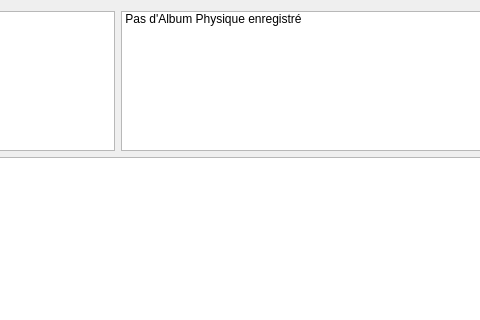
This is ongletphys.ui in toopoormaghell/projet-musique as Qt 5 draws it before an edit; both pictures show x 152 to 632 and y 0 to 320 of the 1037 by 559 pixel window. The edited form follows.
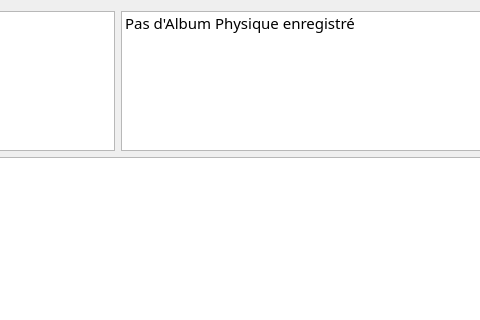
This is the edited form.

Diff of the .ui file:
```diff
--- a/ongletphys.ui
+++ b/ongletphys.ui
@@ -13,6 +13,9 @@
   <property name="windowTitle">
    <string>Form</string>
   </property>
+  <property name="styleSheet">
+   <string notr="true"/>
+  </property>
   <layout class="QVBoxLayout" name="verticalLayout">
    <item>
     <layout class="QHBoxLayout" name="horizontalLayout">
@@ -43,6 +46,12 @@
          <height>140</height>
         </size>
        </property>
+       <property name="font">
+        <font>
+         <family>Myriad Pro</family>
+         <pointsize>11</pointsize>
+        </font>
+       </property>
        <property name="iconSize">
         <size>
          <width>100</width>
```
Left out of the diff: 20 changed lines with no effect on the pictures.
